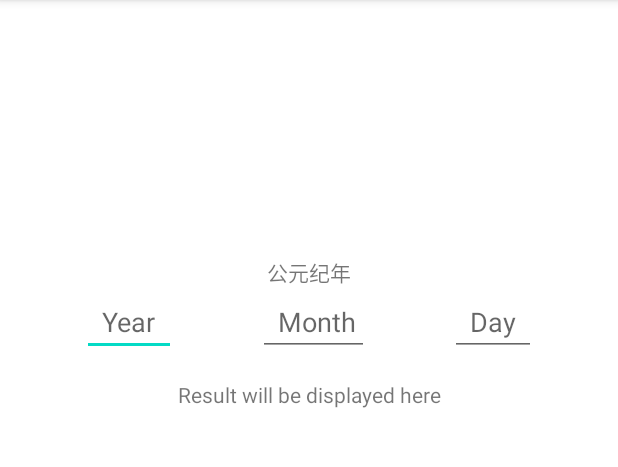
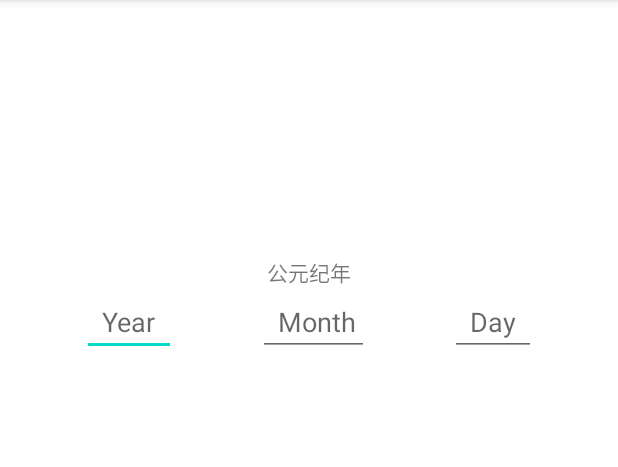
Before and after one commit to bread22/chinese-history-calendar-app, an Android app: the screen it shows after launch (MainActivity), on a phone screen of 412 x 824 dp, the part 84-551 px from its top. Run offline under Robolectric (Android 15) with nearby library versions, the phone set to English and light mode, and no system bars.

Commit message:
display results horizontally

```diff
--- a/app/app/src/main/res/layout/activity_main.xml
+++ b/app/app/src/main/res/layout/activity_main.xml
@@ -52,22 +52,12 @@
         app:layout_constraintStart_toEndOf="@+id/monthAutoComplete"
         app:layout_constraintTop_toTopOf="@id/guideline" />
 
-    <TextView
-        android:id="@+id/textView_result"
-        android:layout_width="wrap_content"
-        android:layout_height="wrap_content"
-        android:text="Result will be displayed here"
-        android:layout_marginTop="16dp"
-        app:layout_constraintTop_toBottomOf="@+id/yearAutoComplete"
-        app:layout_constraintEnd_toEndOf="parent"
-        app:layout_constraintStart_toStartOf="parent" />
-
     <androidx.recyclerview.widget.RecyclerView
         android:id="@+id/recyclerView_CNY"
         android:layout_width="match_parent"
         android:layout_height="0dp"
-        app:layout_constraintTop_toBottomOf="@+id/textView_result"
+        app:layout_constraintTop_toBottomOf="@+id/yearAutoComplete"
         app:layout_constraintBottom_toBottomOf="parent"
-        android:layout_marginTop="8dp"/>
+        android:layout_marginTop="30dp"/>
 
 </androidx.constraintlayout.widget.ConstraintLayout>
```
Also changed, not shown: app/app/src/main/java/com/example/chinesehistorycalendar/DatabaseHelper.kt (+9 -1 lines), app/app/src/main/java/com/example/chinesehistorycalendar/MainActivity.kt (+6 -9 lines), app/app/src/main/res/layout/result_item.xml (+3 -20 lines).
